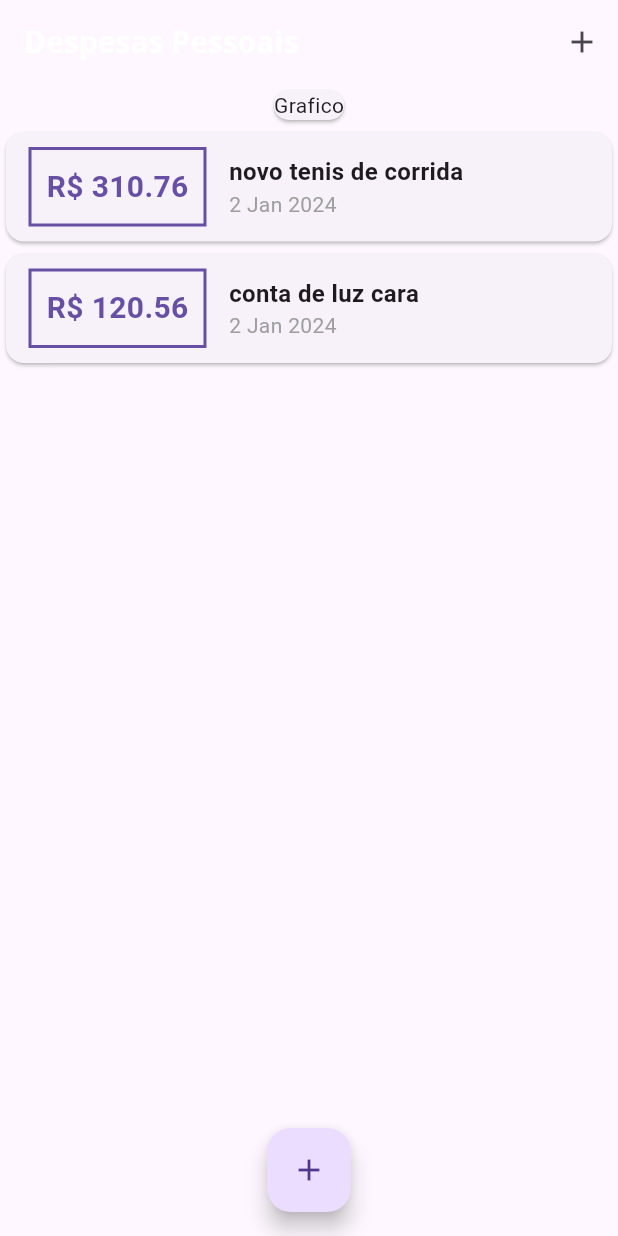
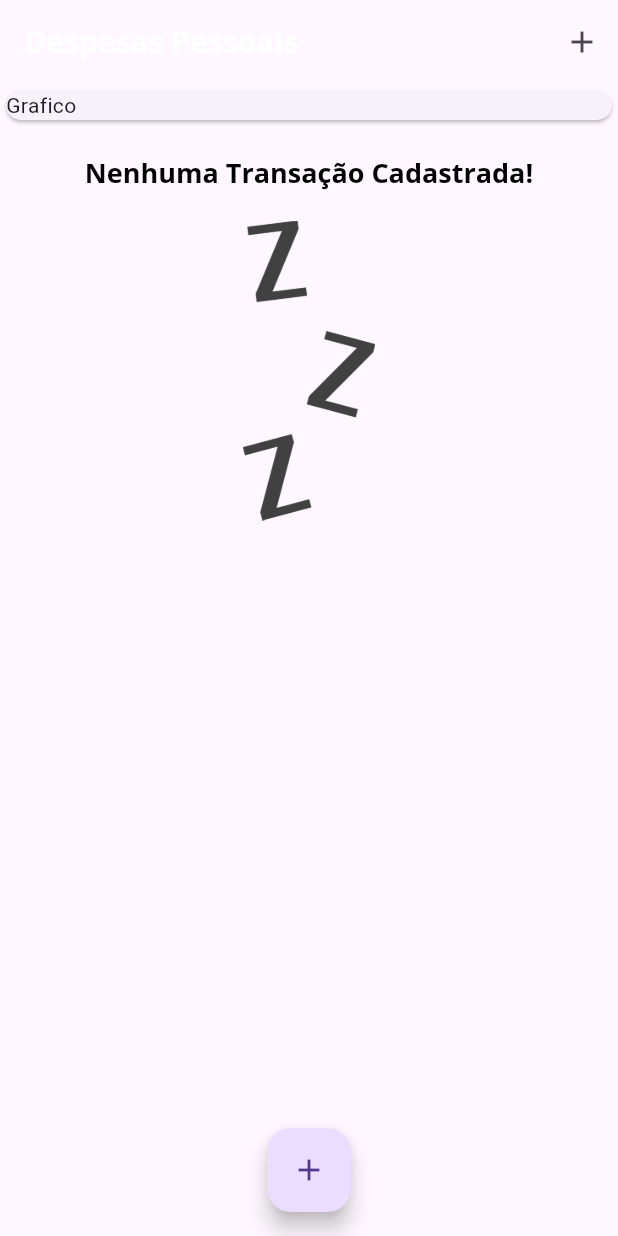
Before and after one commit to burghausen8/DespesasPessoais, a Flutter app: the screen it shows after launch, on a phone screen of 412 x 824 dp. Run offline on Flutter 3.47's test engine with Material 3 defaults, Android fonts, the phone set to English and light mode, and no system bars.

```diff
--- a/lib/components/transaction_list.dart
+++ b/lib/components/transaction_list.dart
@@ -1,17 +1,35 @@
-import 'package:expenses/models/transaction.dart';
 import 'package:flutter/material.dart';
+import '../models/transaction.dart';
 import 'package:intl/intl.dart';
 
 class TransactionList extends StatelessWidget {
   final List<Transaction> transactions;
 
-  TransactionList(this.transactions);
+  const TransactionList(this.transactions, {Key? key}) : super(key: key);
 
   @override
   Widget build(BuildContext context) {
-    return Container(
-      height: 400,
-      child: ListView.builder(
+    return SizedBox(
+      height: 300,
+      child: transactions.isEmpty
+          ? Column(
+              children: [
+                const SizedBox(height: 20),
+                Text(
+                  'Nenhuma Transação Cadastrada!',
+                  style: Theme.of(context).textTheme.headline6,
+                ),
+                const SizedBox(height: 20),
+                SizedBox(
+                  height: 200,
+                  child: Image.asset(
+                    'assets/images/waiting.png',
+                    fit: BoxFit.cover,
+                  ),
+                ),
+              ],
+            )
+          : ListView.builder(
               itemCount: transactions.length,
               itemBuilder: (ctx, index) {
                 final tr = transactions[index];
@@ -19,36 +37,41 @@ class TransactionList extends StatelessWidget {
                   child: Row(
                     children: [
                       Container(
-                  margin: EdgeInsets.symmetric(horizontal: 15, vertical: 10),
+                        margin: const EdgeInsets.symmetric(
+                          horizontal: 15,
+                          vertical: 10,
+                        ),
+                        decoration: BoxDecoration(
+                          border: Border.all(
+                            color: Theme.of(context).colorScheme.primary,
+                            width: 2,
+                          ),
+                        ),
+                        padding: const EdgeInsets.all(10),
                         child: Text(
                           'R\$ ${tr.value.toStringAsFixed(2)}',
                           style: TextStyle(
                             fontWeight: FontWeight.bold,
                             fontSize: 20,
-                      color: Theme.of(context).primaryColor,
+                            color: Theme.of(context).colorScheme.primary,
                           ),
                         ),
-                  decoration: BoxDecoration(
-                      border: Border.all(
-                    color: Theme.of(context).primaryColor,
-                    width: 2,
-                  )),
-                  padding: EdgeInsets.all(10),
                       ),
                       Column(
+                        crossAxisAlignment: CrossAxisAlignment.start,
                         children: [
                           Text(
                             tr.title,
-                      style:
-                          TextStyle(fontSize: 16, fontWeight: FontWeight.bold),
+                            style: Theme.of(context).textTheme.headline6,
                           ),
                           Text(
                             DateFormat('d MMM y').format(tr.date),
-                      style: TextStyle(color: Colors.grey),
-                    )
+                            style: const TextStyle(
+                              color: Colors.grey,
+                            ),
+                          ),
                         ],
-                  crossAxisAlignment: CrossAxisAlignment.start,
-                )
+                      ),
                     ],
                   ),
                 );
--- a/lib/main.dart
+++ b/lib/main.dart
@@ -45,17 +45,17 @@ class MyHomePage extends StatefulWidget {
 }
 
 class _MyHomePageState extends State<MyHomePage> {
-  final _transactions = [
-    Transaction(
-        id: '1',
-        title: 'novo tenis de corrida',
-        value: 310.76,
-        date: DateTime.now()),
-    Transaction(
-        id: '212345',
-        title: 'conta de luz cara',
-        value: 120.56,
-        date: DateTime.now()),
+  final List<Transaction> _transactions = [
+    // Transaction(
+    //     id: '1',
+    //     title: 'novo tenis de corrida',
+    //     value: 310.76,
+    //     date: DateTime.now()),
+    // Transaction(
+    //     id: '212345',
+    //     title: 'conta de luz cara',
+    //     value: 120.56,
+    //     date: DateTime.now()),
   ];
 
   _addTransaction(String title, double value) {
@@ -94,6 +94,7 @@ class _MyHomePageState extends State<MyHomePage> {
         ),
         body: SingleChildScrollView(
           child: Column(
+            crossAxisAlignment: CrossAxisAlignment.stretch,
             children: [
               Container(
                 child: Card(child: Text('Grafico')),
--- a/pubspec.yaml
+++ b/pubspec.yaml
@@ -60,9 +60,8 @@ flutter:
   uses-material-design: true
 
   # To add assets to your application, add an assets section, like this:
-  # assets:
-  #   - images/a_dot_burr.jpeg
-  #   - images/a_dot_ham.jpeg
+  assets:
+    - assets/images/waiting.png
 
   # An image asset can refer to one or more resolution-specific "variants", see
   # https://flutter.dev/assets-and-images/#resolution-aware
```
Also changed, not shown: assets/images/waiting.png (added). Lines whose indentation alone changed are shown as unchanged.
